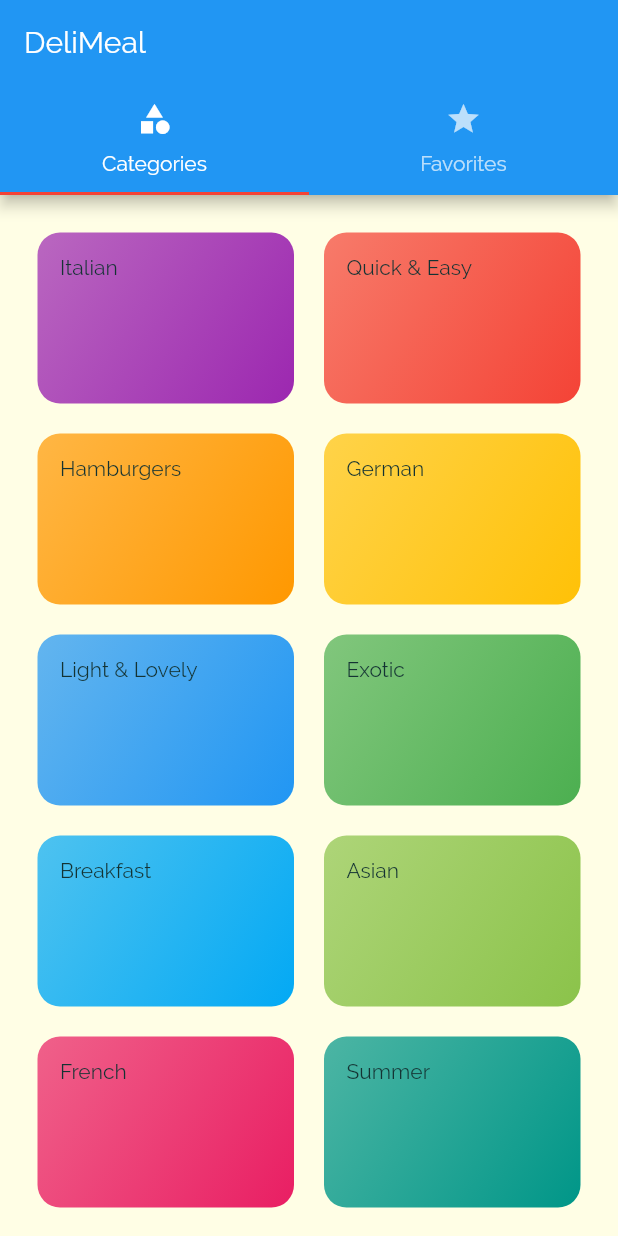
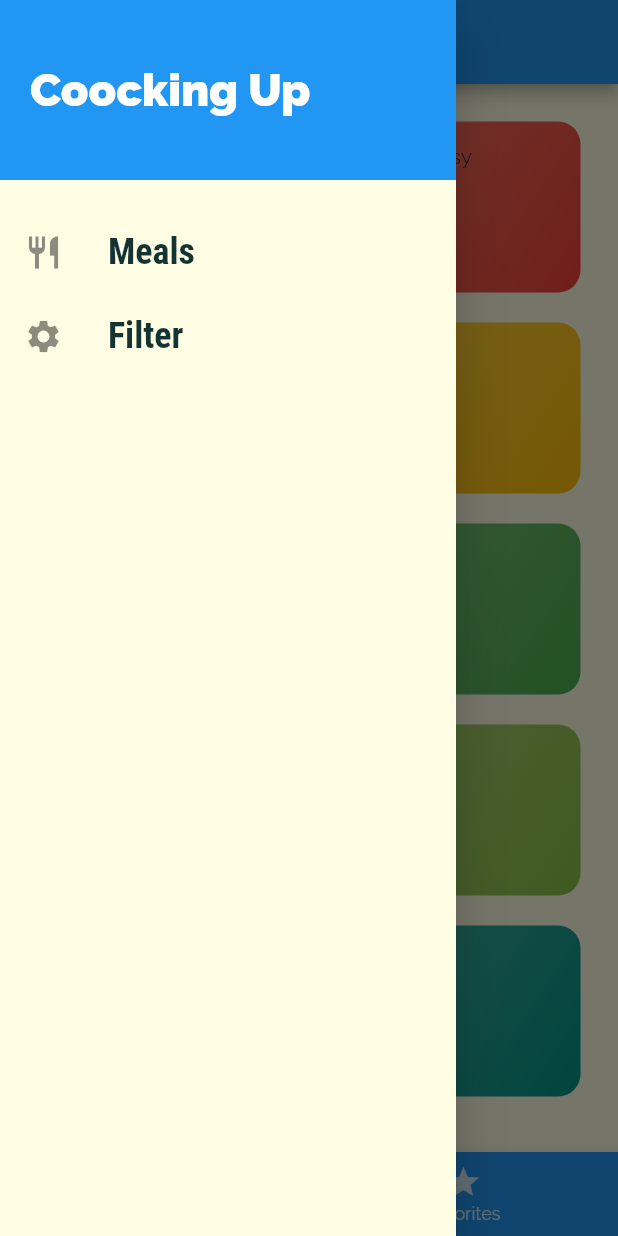
Before and after one commit to irizzka/cr_food_app, a Flutter app: the screen it shows after launch, with the side drawer open (before the commit the screen has no drawer), on a phone screen of 412 x 824 dp. Run offline on Flutter 3.47's test engine with Material 2 defaults, Android fonts, the phone set to English and light mode, and no system bars.

Commit message:
drawer favorites tabs filter

```diff
--- a/lib/main.dart
+++ b/lib/main.dart
@@ -1,12 +1,74 @@
 import 'package:cr_food_app/screens/categories_screen.dart';
 import 'package:cr_food_app/screens/category_meals_screen.dart';
+import 'package:cr_food_app/screens/favorites_screen.dart';
+import 'package:cr_food_app/screens/filters_screen.dart';
 import 'package:cr_food_app/screens/meal_detail_screen.dart';
 import 'package:cr_food_app/screens/tabs_screen.dart';
+import 'package:cr_food_app/utils/dummy_data.dart';
 import 'package:flutter/material.dart';
+
+import 'models/meal.dart';
 
 void main() => runApp(MyApp());
 
-class MyApp extends StatelessWidget {
+class MyApp extends StatefulWidget {
+  @override
+  _MyAppState createState() => _MyAppState();
+}
+
+class _MyAppState extends State<MyApp> {
+
+  Map<String, bool> _filters = {
+    'gluten' : false,
+    'lactose' : false,
+    'vegetarian' : false,
+    'vegan' : false,
+
+  };
+
+  List<Meal> _availableMeals = DUMMY_MEALS;
+  List<Meal> _favoriteMeals = [];
+
+  void _setFilters(Map<String, bool> filterData){
+    setState(() {
+      _filters = filterData;
+
+      _availableMeals =DUMMY_MEALS.where((el){
+        if(_filters['gluten'] && !el.isGlutenFree){
+          return false;
+        }
+        if(_filters['lactose'] && !el.isLactoseFree){
+          return false;
+        }
+        if(_filters['vegetarian'] && !el.isVegetarian){
+          return false;
+        }
+        if(_filters['vegan'] && !el.isVegan){
+          return false;
+        }
+
+        return true;
+      }).toList();
+    });
+  }
+
+  void _toggleFavorite(String mealId){
+    final existingIndex = _favoriteMeals.indexWhere((el) => el.id == mealId);
+    if(existingIndex >= 0){
+      setState(() {
+        _favoriteMeals.removeAt(existingIndex);
+      });
+    } else {
+      setState(() { _favoriteMeals.add(
+        DUMMY_MEALS.firstWhere((el) => el.id == mealId));
+      });
+    }
+  }
+
+  bool _isMealFavorite(String id){
+    return _favoriteMeals.any((el) => el.id == id);
+  }
+
   @override
   Widget build(BuildContext context) {
     return MaterialApp(
@@ -24,14 +86,13 @@ class MyApp extends StatelessWidget {
       initialRoute: TabsScreen.routeName,
       routes: {
         CategoriesScreen.routeName : (context) => CategoriesScreen(),
-        CategoryMealsScreen.routeName : (context) => CategoryMealsScreen(),
-        MealDetailScreen.routeName : (context) => MealDetailScreen(),
-        TabsScreen.routeName : (context) => TabsScreen(),
+        CategoryMealsScreen.routeName : (context) => CategoryMealsScreen(_availableMeals),
+        MealDetailScreen.routeName : (context) => MealDetailScreen(_toggleFavorite, _isMealFavorite),
+        TabsScreen.routeName : (context) => TabsScreen(_favoriteMeals),
+        FiltersScreen.routeName : (context) => FiltersScreen(_setFilters, _filters),
+        FavoriteScreen.routeName : (context) => FavoriteScreen(_favoriteMeals),
       },
-      /*onGenerateRoute: (settings) {
-        print(settings.arguments);
-        return MaterialPageRoute( builder: (ctx) => CategoriesScreen());
-      },*/
+
       onUnknownRoute: (settings) {
         return MaterialPageRoute( builder: (ctx) => CategoriesScreen());
       } ,
--- a/lib/screens/categories_screen.dart
+++ b/lib/screens/categories_screen.dart
@@ -1,3 +1,4 @@
+import 'package:cr_food_app/models/meal.dart';
 import 'package:cr_food_app/screens/widgets/category_item.dart';
 import 'package:cr_food_app/utils/dummy_data.dart';
 import 'package:flutter/material.dart';
--- a/lib/screens/tabs_screen.dart
+++ b/lib/screens/tabs_screen.dart
@@ -1,39 +1,66 @@
+import 'package:cr_food_app/models/meal.dart';
 import 'package:cr_food_app/screens/categories_screen.dart';
 import 'package:cr_food_app/screens/favorites_screen.dart';
+import 'package:cr_food_app/screens/widgets/main_drawer.dart';
 import 'package:flutter/material.dart';
 
 class TabsScreen extends StatefulWidget {
+  static final String routeName = '/tabs-screen';
 
-  static final String routeName = '/tabs-screen';
+  final List<Meal> _favoriteMeals;
+
+
+  TabsScreen(this._favoriteMeals);
 
   @override
   _TabsScreenState createState() => _TabsScreenState();
 }
 
 class _TabsScreenState extends State<TabsScreen> {
+  List<Map<String, dynamic>> _pages = [];
+
+  @override
+  initState(){
+    super.initState();
+    _pages = [
+      {'page': CategoriesScreen(), 'title': 'Categorise'},
+      {'page': FavoriteScreen(widget._favoriteMeals), 'title': 'Favorites'}
+    ];
+  }
+
+  int _selectedPageIndex = 0;
+
+  void _selectPage(int index) {
+    setState(() {
+      _selectedPageIndex = index;
+    });
+  }
+
   @override
   Widget build(BuildContext context) {
-    return DefaultTabController(
-      length: 2,
-      child: Scaffold(
-        appBar: AppBar(
-          title: Text('DeliMeal'),
-          bottom: TabBar(
-            indicatorColor: Colors.red,
-            tabs: <Widget>[
-              Tab(icon: Icon(Icons.category), text: 'Categories',),
-              Tab(icon: Icon(Icons.star), text: 'Favorites',)
-            ],
+    return Scaffold(
+      appBar: AppBar(
+        title: Text(_pages[_selectedPageIndex]['title']),
+      ),
+      drawer: MainDrawer(),
+      body: _pages[_selectedPageIndex]['page'],
+      bottomNavigationBar: BottomNavigationBar(
+        unselectedItemColor: Colors.white.withOpacity(0.8),
+        selectedItemColor: Colors.white,
+        currentIndex: _selectedPageIndex,
+        onTap: _selectPage,
+        backgroundColor: Theme.of(context).primaryColor,
+        items: [
+          BottomNavigationBarItem(
+            icon: Icon(Icons.category),
+            title: Text('Categorise'),
           ),
-        ),
-        body: TabBarView(
-          children: <Widget>[
-            CategoriesScreen(),
-            FavoriteScreen()
-          ],
-        ),
+          BottomNavigationBarItem(
+            icon: Icon(Icons.star),
+            title: Text('Favorites'),
+          )
+        ],
       ),
-
     );
   }
 }
--- /dev/null
+++ b/lib/screens/widgets/main_drawer.dart
@@ -0,0 +1,57 @@
+import 'package:cr_food_app/screens/filters_screen.dart';
+import 'package:cr_food_app/screens/tabs_screen.dart';
+import 'package:flutter/material.dart';
+
+class MainDrawer extends StatelessWidget {
+  Widget _buildListTile(IconData iconP, String textP, Function tapHandlerP) {
+    return ListTile(
+      leading: Icon(
+        iconP,
+        size: 26,
+      ),
+      title: Text(
+        textP,
+        style: TextStyle(
+          fontFamily: 'RobotoCondensed',
+          fontSize: 24,
+          fontWeight: FontWeight.bold,
+        ),
+      ),
+      onTap: tapHandlerP,
+    );
+  }
+
+  @override
+  Widget build(BuildContext context) {
+    return Drawer(
+      child: Column(
+        children: <Widget>[
+          Container(
+            height: 120,
+            width: double.infinity,
+            padding: EdgeInsets.all(20),
+            color: Theme.of(context).accentColor,
+            alignment: Alignment.centerLeft,
+            child: const Text(
+              'Coocking Up',
+              style: TextStyle(
+                fontWeight: FontWeight.w800,
+                fontSize: 30,
+                color: Colors.white,
+              ),
+            ),
+          ),
+          SizedBox(
+            height: 20.0,
+          ),
+          _buildListTile(Icons.restaurant, 'Meals', () => {
+            Navigator.of(context).pushReplacementNamed(TabsScreen.routeName),
+          }),
+          _buildListTile(Icons.settings, 'Filter', () => {
+            Navigator.of(context).pushReplacementNamed(FiltersScreen.routeName),
+          })
+        ],
+      ),
+    );
+  }
+}
```
Also changed, not shown: lib/screens/category_meals_screen.dart (+54 -19 lines), lib/screens/favorites_screen.dart (+28 -3 lines), lib/screens/filters_screen.dart (added, +130 -0 lines), lib/screens/meal_detail_screen.dart (+14 -0 lines), lib/screens/widgets/meal_item.dart (+9 -2 lines), assets/gitpic.jpg (added).
